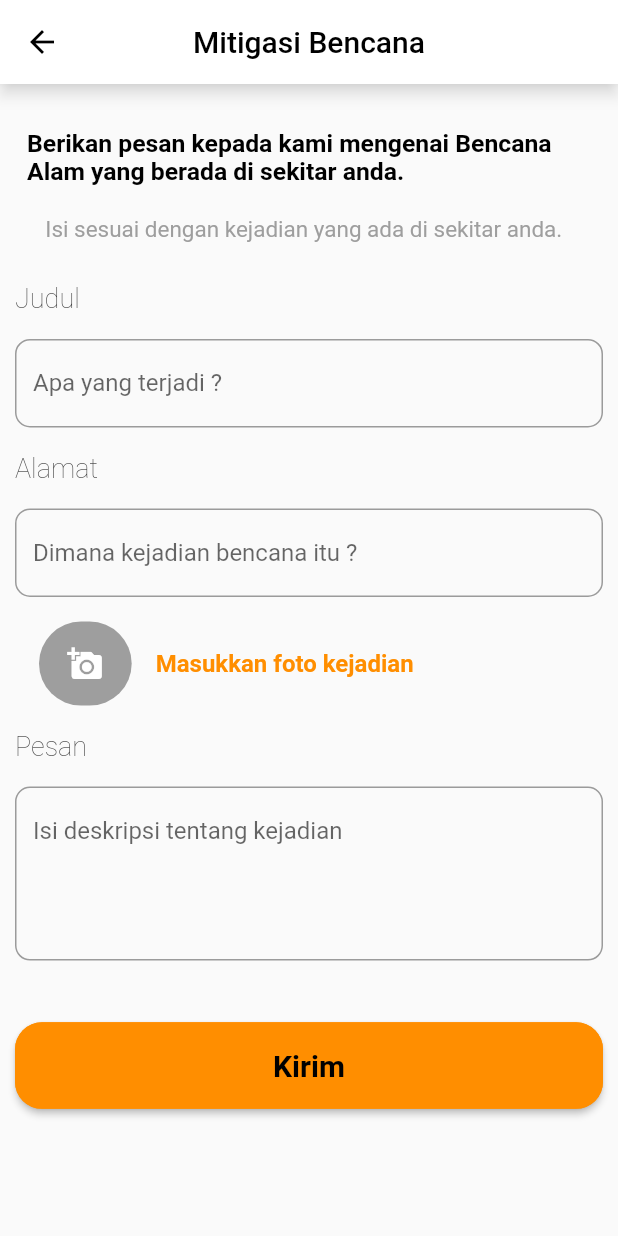
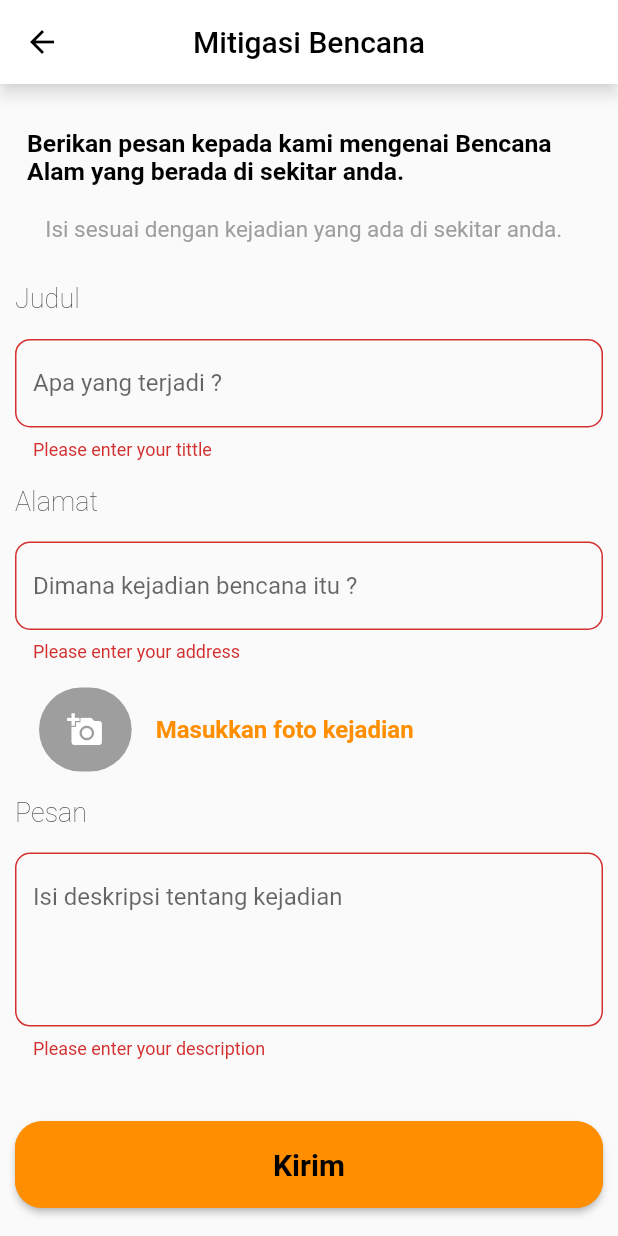
Before and after one commit to Sealorent/bpbd, a Flutter app: the Laporkan screen opened directly, after a tap on "Kirim", on a phone screen of 412 x 824 dp. Run offline on Flutter 3.47's test engine with Material 2 defaults, Android fonts, the phone set to English and light mode, and no system bars; our stand-ins replace firebase_auth, firebase_core, flutter_svg, font_awesome_flutter, geolocator, google_fonts and 4 more; missing offline and left inert: flutter_google_places, google_api_headers, google_maps_webservice, textfield_search; accounts and stored records are empty; Roboto replaces fonts that are missing (Sarabun).

Commit message:
Update laporkan.dart

```diff
--- a/lib/ui/pages/laporkan.dart
+++ b/lib/ui/pages/laporkan.dart
@@ -8,6 +8,11 @@ class Laporkan extends StatefulWidget {
 }
 
 class _LaporkanState extends State<Laporkan> {
+  bool _isLoading = false;
+  final _formKey = GlobalKey<FormState>();
+  var judul, alamat, pesan;
+  // final _scaffoldKey = GlobalKey<ScaffoldState>();
+  // bool _secureText = true;
   SizeConfig sizeConfig = SizeConfig();
   @override
   Widget build(BuildContext context) {
@@ -21,12 +26,13 @@ class _LaporkanState extends State<Laporkan> {
         foregroundColor: Colors.black,
         shadowColor: Colors.white,
       ),
-      body: ListView(
+      body: Form(
+        key: _formKey,
+        child: ListView(
           children: [
             SafeArea(
               child: SizedBox(
                   width: SizeConfig.screenWidth,
-                height: SizeConfig.screenHeight,
                   child: Column(
                     children: [
                       Padding(
@@ -81,12 +87,19 @@ class _LaporkanState extends State<Laporkan> {
                                 decoration: InputDecoration(
                                     hintText: 'Apa yang terjadi ?',
                                     border: OutlineInputBorder(
-                                    borderRadius: BorderRadius.circular(10.0),
+                                        borderRadius:
+                                            BorderRadius.circular(10.0),
                                         borderSide: const BorderSide())),
                                 keyboardType: TextInputType.text,
                                 textInputAction: TextInputAction.next,
                                 onFieldSubmitted: (_) {},
-                          ),
+                                validator: (judulValue) {
+                                  if (judulValue!.isEmpty) {
+                                    return 'Please enter your tittle';
+                                  }
+                                  judul = judulValue;
+                                  return null;
+                                }),
                             SizedBox(
                               height: SizeConfig.blockSizeVertical * 2,
                             ),
@@ -109,12 +122,19 @@ class _LaporkanState extends State<Laporkan> {
                                     hintText: 'Dimana kejadian bencana itu ?',
                                     // hintStyle: onBoardStyle.copyWith(fontSize: 14),
                                     border: OutlineInputBorder(
-                                    borderRadius: BorderRadius.circular(10.0),
+                                        borderRadius:
+                                            BorderRadius.circular(10.0),
                                         borderSide: const BorderSide())),
                                 keyboardType: TextInputType.text,
                                 textInputAction: TextInputAction.next,
                                 onFieldSubmitted: (_) {},
-                          ),
+                                validator: (alamatValue) {
+                                  if (alamatValue!.isEmpty) {
+                                    return 'Please enter your address';
+                                  }
+                                  alamat = alamatValue;
+                                  return null;
+                                }),
                             SizedBox(
                               height: SizeConfig.blockSizeVertical * 2,
                             ),
@@ -132,7 +152,8 @@ class _LaporkanState extends State<Laporkan> {
                               ),
                               title: Text(
                                 'Masukkan foto kejadian',
-                              style: onBoardStyle.copyWith(color: orangeColor),
+                                style:
+                                    onBoardStyle.copyWith(color: orangeColor),
                               ),
                             ),
                             SizedBox(
@@ -157,13 +178,20 @@ class _LaporkanState extends State<Laporkan> {
                                     hintText: 'Isi deskripsi tentang kejadian',
                                     // hintStyle: onBoardStyle.copyWith(fontSize: 14),
                                     border: OutlineInputBorder(
-                                    borderRadius: BorderRadius.circular(10.0),
+                                        borderRadius:
+                                            BorderRadius.circular(10.0),
                                         borderSide: const BorderSide())),
                                 keyboardType: TextInputType.text,
                                 maxLines: 4,
                                 textInputAction: TextInputAction.next,
                                 onFieldSubmitted: (_) {},
-                          ),
+                                validator: (pesanValue) {
+                                  if (pesanValue!.isEmpty) {
+                                    return 'Please enter your description';
+                                  }
+                                  pesan = pesanValue;
+                                  return null;
+                                }),
                             SizedBox(
                               height: SizeConfig.safeBlockVertical * 5,
                             ),
@@ -171,15 +199,19 @@ class _LaporkanState extends State<Laporkan> {
                               height: SizeConfig.blockSizeVertical * 7,
                               width: SizeConfig.blockSizeHorizontal * 100,
                               child: ElevatedButton(
-                                onPressed: () {},
+                                  onPressed: () {
+                                    if (_formKey.currentState!.validate()) {
+                                      _laporkan();
+                                    }
+                                  },
                                   style: ButtonStyle(
                                     shape: MaterialStateProperty.all<
                                             RoundedRectangleBorder>(
                                         RoundedRectangleBorder(
                                             borderRadius:
                                                 BorderRadius.circular(18.0),
-                                          side:
-                                              BorderSide(color: orangeColor))),
+                                            side: BorderSide(
+                                                color: orangeColor))),
                                     backgroundColor:
                                         MaterialStateProperty.all(orangeColor),
                                   ),
@@ -196,6 +228,33 @@ class _LaporkanState extends State<Laporkan> {
             ),
           ],
         ),
+      ),
     );
   }
+
+  void _laporkan() async {
+    setState(() {
+      _isLoading = true;
+    });
+
+    var data = {'title': judul, 'alamat': alamat, 'desc': pesan};
+    var res = await Network().auth(data, '/laporan-bencana');
+    var body = json.decode(res.body);
+    if (body['success']) {
+      // SharedPreferences localStorage = await SharedPreferences.getInstance();
+      // localStorage.setString('token', json.encode(body['token']));
+      // localStorage.setString('user', json.encode(body['user']));
+      Navigator.pushReplacement(
+        context,
+        MaterialPageRoute(builder: (context) => const PilihanMenu()),
+      );
+    } else {
+      // _showMsg(body['message']);
+      print('object');
     }
+
+    setState(() {
+      _isLoading = false;
+    });
+  }
+}
```
Lines whose indentation alone changed are shown as unchanged.
